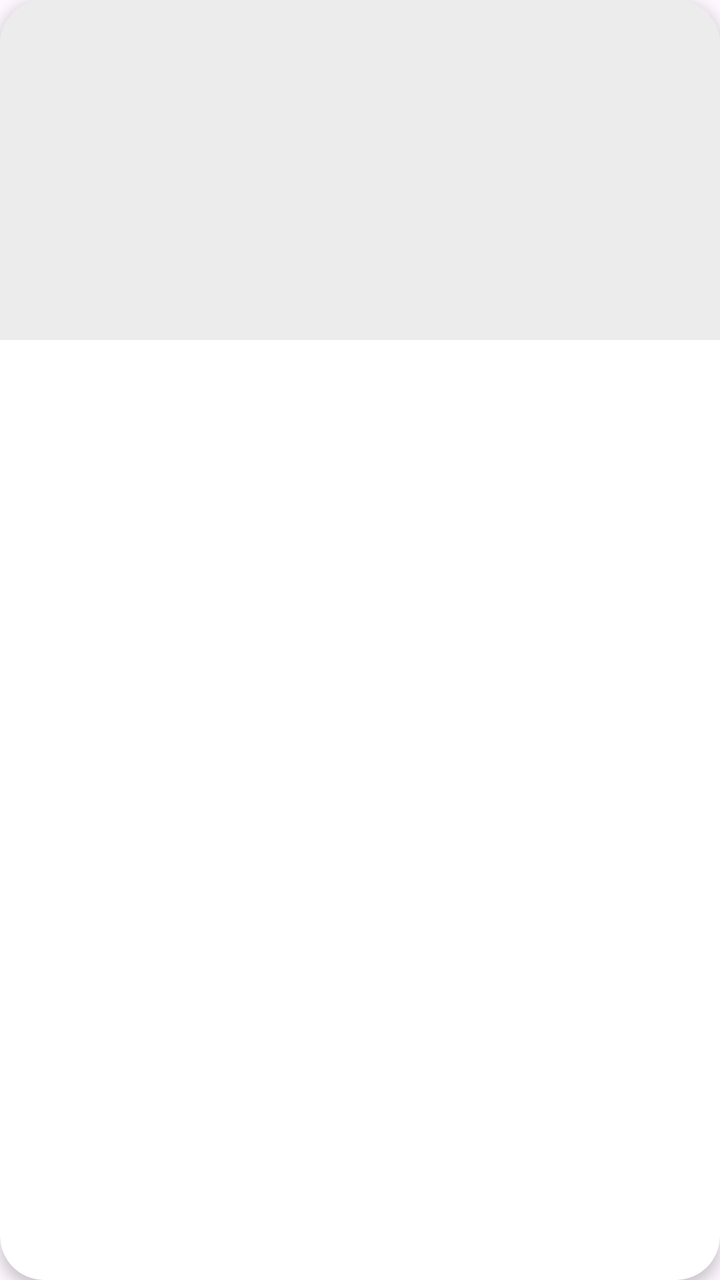
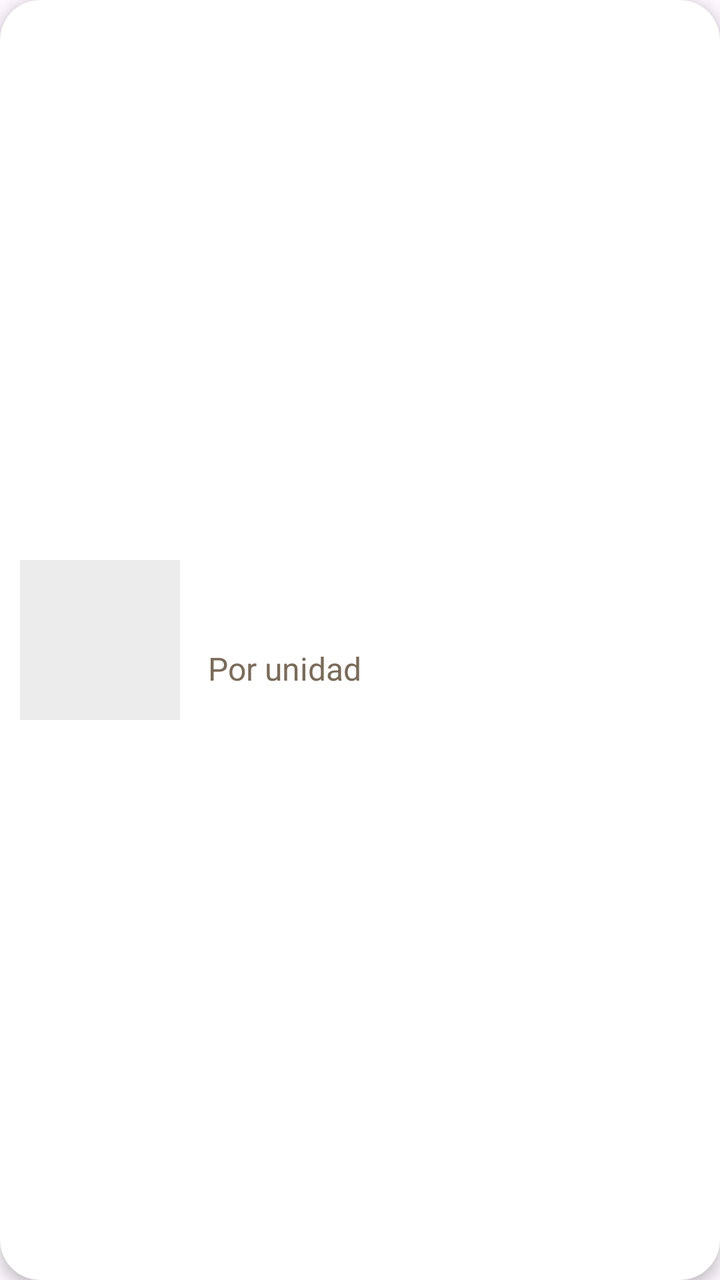

Before-and-after screenshots of an Android layout around one commit, followed by the original layout XML and the change that was made.
<!-- AndroidManifest.xml: application theme Theme.Pananegria -->
<!-- res/layout/item_producto.xml -->
<?xml version="1.0" encoding="utf-8"?>
<androidx.cardview.widget.CardView
    xmlns:android="http://schemas.android.com/apk/res/android"
    xmlns:app="http://schemas.android.com/apk/res-auto"
    android:layout_width="match_parent"
    android:layout_height="290dp"
    android:layout_margin="10dp"
    app:cardCornerRadius="22dp"
    app:cardElevation="4dp">

    <LinearLayout
        android:layout_width="match_parent"
        android:layout_height="match_parent"
        android:orientation="vertical">

        <ImageView
            android:id="@+id/imageProducto"
            android:layout_width="match_parent"
            android:layout_height="170dp"
            android:background="#ECECEC"
            android:scaleType="centerCrop"/>

        <TextView
            android:id="@+id/textNombre"
            android:layout_width="match_parent"
            android:layout_height="wrap_content"
            android:paddingTop="14dp"
            android:textColor="#2D1B10"
            android:textSize="22sp"
            android:textStyle="bold"
            android:maxLines="2"
            android:ellipsize="end"
            android:gravity="center"/>

        <TextView
            android:id="@+id/textPrecio"
            android:layout_width="match_parent"
            android:layout_height="wrap_content"
            android:gravity="center"
            android:paddingTop="4dp"
            android:textColor="#D69B1F"
            android:textSize="30sp"
            android:textStyle="bold"/>

    </LinearLayout>

</androidx.cardview.widget.CardView>
<!-- resources referenced by this layout -->
<resources>
  <style name="Theme.Pananegria" parent="Base.Theme.Pananegria" />
  <style name="Base.Theme.Pananegria" parent="Theme.Material3.Light.NoActionBar">
          
          
      </style>
</resources>

<!-- the commit's change to res/layout/item_producto.xml (unified diff, before → after) -->
@@ -2,44 +2,94 @@
 <androidx.cardview.widget.CardView
     xmlns:android="http://schemas.android.com/apk/res/android"
     xmlns:app="http://schemas.android.com/apk/res-auto"
+
     android:layout_width="match_parent"
-    android:layout_height="290dp"
-    android:layout_margin="10dp"
-    app:cardCornerRadius="22dp"
+    android:layout_height="110dp"
+
+    android:layout_marginStart="12dp"
+    android:layout_marginEnd="12dp"
+    android:layout_marginTop="8dp"
+
+    app:cardCornerRadius="20dp"
     app:cardElevation="4dp">
 
     <LinearLayout
         android:layout_width="match_parent"
         android:layout_height="match_parent"
-        android:orientation="vertical">
+
+        android:orientation="horizontal"
+
+        android:gravity="center_vertical"
+
+        android:padding="10dp">
+
+        
 
         <ImageView
             android:id="@+id/imageProducto"
-            android:layout_width="match_parent"
-            android:layout_height="170dp"
+
+            android:layout_width="80dp"
+            android:layout_height="80dp"
+
             android:background="#ECECEC"
-            android:scaleType="centerCrop"/>
 
-        <TextView
-            android:id="@+id/textNombre"
-            android:layout_width="match_parent"
+            android:scaleType="centerCrop"
+
+            android:layout_marginEnd="14dp"/>
+
+        
+
+        <LinearLayout
+            android:layout_width="0dp"
             android:layout_height="wrap_content"
-            android:paddingTop="14dp"
-            android:textColor="#2D1B10"
-            android:textSize="22sp"
-            android:textStyle="bold"
-            android:maxLines="2"
-            android:ellipsize="end"
-            android:gravity="center"/>
+
+            android:layout_weight="1"
+
+            android:orientation="vertical">
+
+            <TextView
+                android:id="@+id/textNombre"
+
+                android:layout_width="wrap_content"
+                android:layout_height="wrap_content"
+
+                android:textColor="#2D1B10"
+
+                android:textSize="18sp"
+
+                android:textStyle="bold"
+
+                android:maxLines="3"
+
+                android:ellipsize="end"/>
+
+            <TextView
+                android:id="@+id/textUnidad"
+
+                android:layout_width="wrap_content"
+                android:layout_height="wrap_content"
+
+                android:layout_marginTop="4dp"
+
+                android:text="Por unidad"
+
+                android:textColor="#7A6B5A"
+
+                android:textSize="16sp"/>
+        </LinearLayout>
+
+        
 
         <TextView
             android:id="@+id/textPrecio"
-            android:layout_width="match_parent"
+
+            android:layout_width="wrap_content"
             android:layout_height="wrap_content"
-            android:gravity="center"
-            android:paddingTop="4dp"
+
             android:textColor="#D69B1F"
+
             android:textSize="30sp"
+
             android:textStyle="bold"/>
 
     </LinearLayout>
